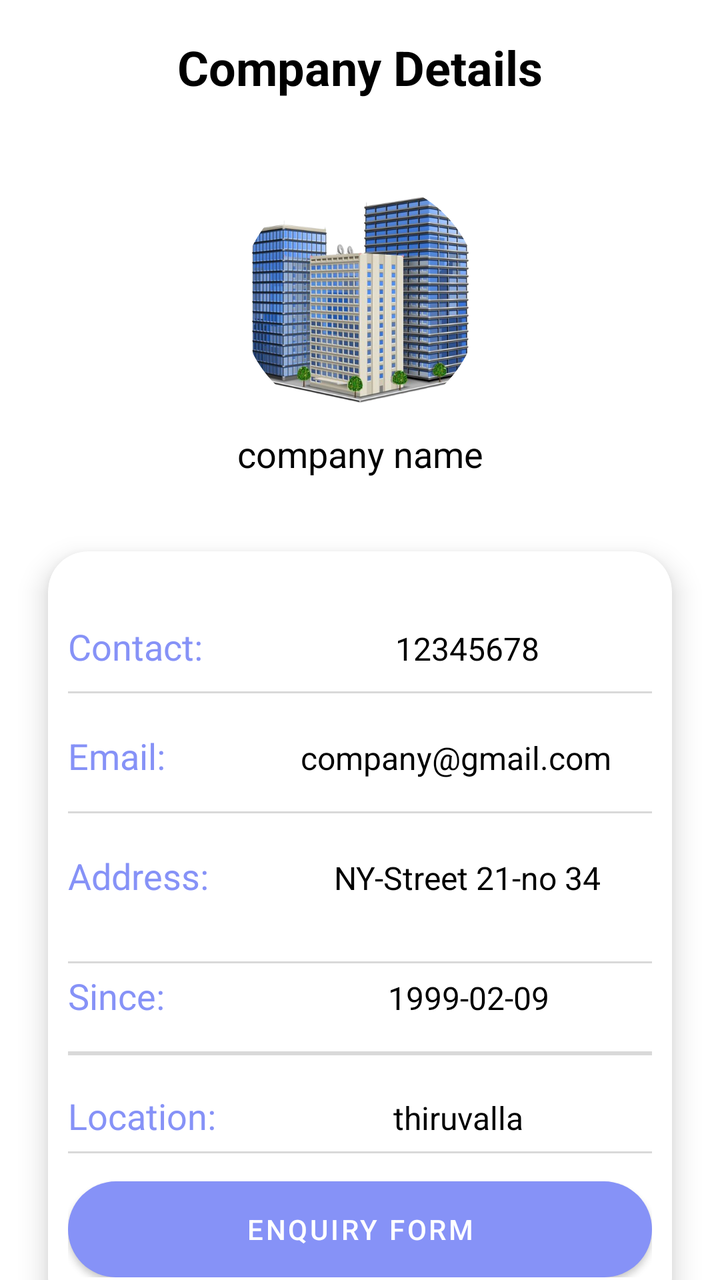
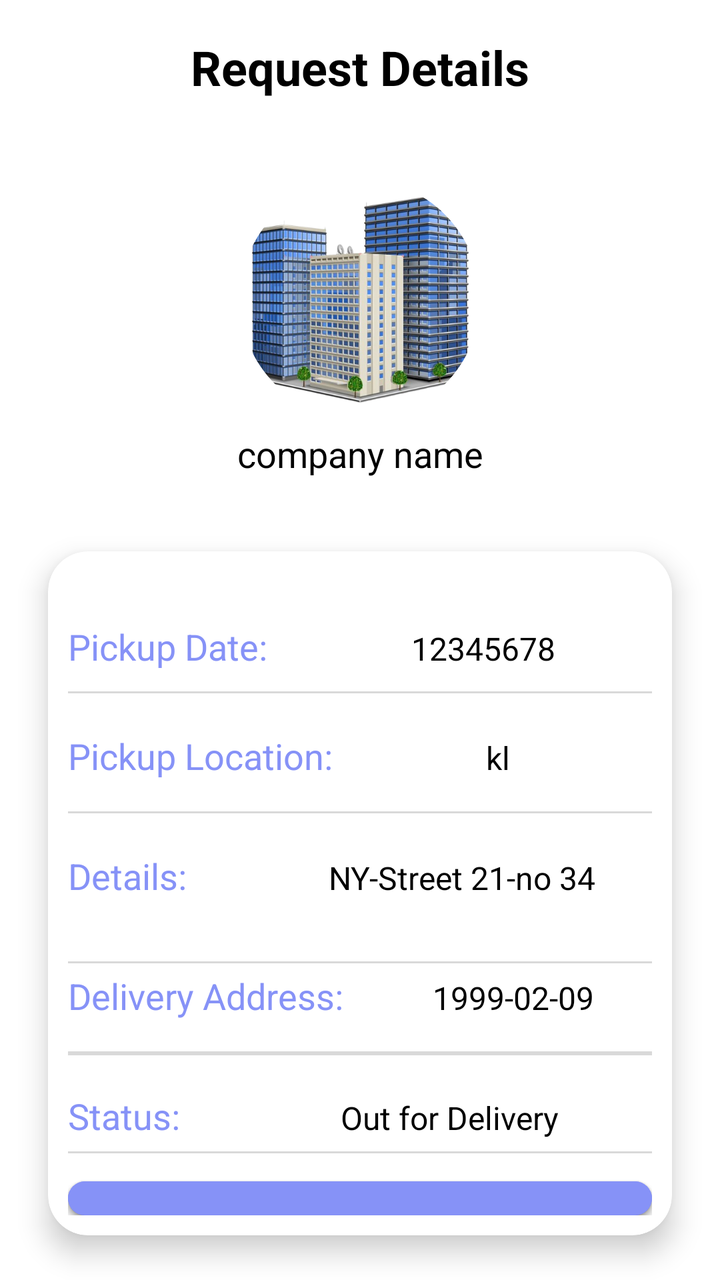

Screens rendered from an Android XML layout before and after an edit, with the pre-edit source and the edit as a unified diff.
<!-- AndroidManifest.xml: application theme Base.Theme.GoBetween -->
<!-- res/layout/activity_request_details.xml -->
<?xml version="1.0" encoding="utf-8"?>
<LinearLayout
    xmlns:android="http://schemas.android.com/apk/res/android"
    xmlns:app="http://schemas.android.com/apk/res-auto"
    xmlns:tools="http://schemas.android.com/tools"
    android:layout_width="match_parent"
    android:layout_height="match_parent"
    android:orientation="vertical"
    tools:context=".CompanyDetails">
    <ImageView
        android:id="@+id/arrow"
        android:layout_width="35dp"
        android:layout_height="47dp"
        android:layout_gravity="start|center_vertical|center"
        android:layout_marginTop="15dp"
        android:src="@drawable/baseline_arrow_back_24" />

    <TextView
        android:layout_width="wrap_content"
        android:layout_height="wrap_content"
        android:id="@+id/detailName"
        android:text="Company Details"
        android:layout_marginTop="-45dp"
        android:textSize="24sp"
        android:textStyle="bold"
        android:layout_gravity="center"/>



    <com.google.android.material.imageview.ShapeableImageView
        android:id="@+id/logo"
        android:layout_width="120dp"
        android:layout_height="120dp"
        android:layout_gravity="center"
        android:layout_marginTop="40dp"
        android:scaleType="centerCrop"
        app:shapeAppearanceOverlay="@style/circle"
        android:src="@drawable/company" />

    <TextView
        android:id="@+id/companyname"
        android:layout_width="match_parent"
        android:layout_height="51dp"
        android:layout_marginTop="5dp"
        android:text="company name"
        android:textAlignment="center"
        android:textSize="18dp" />

    <androidx.cardview.widget.CardView
        android:id="@+id/linearLayout3"
        android:layout_width="match_parent"
        android:layout_height="383dp"
        android:layout_marginStart="24dp"
        android:layout_marginTop="10dp"
        android:layout_marginEnd="24dp"
        app:cardCornerRadius="20dp"
        app:cardElevation="8dp"
        android:layout_marginBottom="10dp"
        android:background="@drawable/white_background"
        android:elevation="3dp"
        android:orientation="vertical"
        app:layout_constraintBottom_toBottomOf="parent"
        app:layout_constraintEnd_toEndOf="parent"
        app:layout_constraintHorizontal_bias="1.0"
        app:layout_constraintStart_toStartOf="parent"
        app:layout_constraintTop_toBottomOf="@id/constraintLayout"
        app:layout_constraintVertical_bias="0.279"
        tools:layout_constraintStart_toEndOf="parent">

        <LinearLayout
            android:layout_width="match_parent"
            android:layout_height="wrap_content"
            android:layout_margin="10dp"
            android:layout_marginStart="10dp"
            android:layout_marginTop="24dp"
            android:layout_marginEnd="10dp"
            android:layout_marginBottom="10dp"
            android:orientation="horizontal"
            android:paddingTop="30dp">

            <TextView
                android:id="@+id/textView20"
                android:layout_width="wrap_content"
                android:layout_height="wrap_content"
                android:layout_weight="1"
                android:layout_marginTop="-5dp"
                android:text="Contact:"
                android:textColor="@color/lavender"
                android:textSize="18sp" />

            <TextView
                android:id="@+id/contact"
                android:layout_width="144dp"
                android:layout_height="wrap_content"
                android:layout_weight="1"
                android:layout_marginTop="-5dp"
                android:text="12345678"
                android:textAlignment="center"
                android:textSize="16sp" />

        </LinearLayout>

        <View
            android:id="@+id/view1"
            android:layout_width="match_parent"
            android:layout_height="1dp"
            android:layout_marginStart="10dp"
            android:layout_marginTop="70dp"
            android:layout_marginEnd="10dp"
            android:layout_marginBottom="6dp"
            android:background="#D9D9D9" />

        <LinearLayout
            android:layout_width="match_parent"
            android:layout_height="wrap_content"
            android:layout_margin="10dp"
            android:orientation="horizontal">

            <TextView
                android:id="@+id/textView31"
                android:layout_width="wrap_content"
                android:layout_height="wrap_content"
                android:layout_weight="1"
                android:layout_marginTop="80dp"
                android:text="Email:"
                android:textColor="@color/lavender"
                android:textSize="18sp" />

            <TextView
                android:id="@+id/email"
                android:layout_width="148dp"
                android:layout_height="wrap_content"
                android:layout_weight="1"
                android:layout_marginTop="80dp"
                android:text="company@gmail.com"
                android:textAlignment="center"
                android:textSize="16sp" />

        </LinearLayout>

        <View
            android:id="@+id/view5"
            android:layout_width="match_parent"
            android:layout_height="1dp"
            android:layout_marginStart="10dp"
            android:layout_marginTop="130dp"
            android:layout_marginEnd="10dp"
            android:layout_marginBottom="6dp"
            android:background="#D9D9D9" />

        <LinearLayout
            android:layout_width="match_parent"
            android:layout_height="wrap_content"
            android:layout_margin="10dp"
            android:orientation="horizontal">

            <TextView
                android:id="@+id/textView22"
                android:layout_width="wrap_content"
                android:layout_height="wrap_content"
                android:layout_weight="1"
                android:layout_marginTop="140dp"
                android:text="Address:"
                android:textColor="@color/lavender"
                android:textSize="18sp" />

            <TextView
                android:id="@+id/address"
                android:layout_width="148dp"
                android:layout_height="wrap_content"
                android:layout_weight="1"
                android:layout_marginTop="140dp"
                android:layout_marginBottom="5dp"
                android:text="NY-Street 21-no 34"
                android:textAlignment="center"
                android:textSize="16sp" />

        </LinearLayout>

        <View
            android:id="@+id/view2"
            android:layout_width="match_parent"
            android:layout_height="1dp"
            android:layout_marginStart="10dp"
            android:layout_marginTop="205dp"
            android:layout_marginEnd="10dp"
            android:layout_marginBottom="6dp"
            android:background="#D9D9D9" />

        <LinearLayout
            android:layout_width="match_parent"
            android:layout_height="wrap_content"
            android:layout_margin="10dp"
            android:orientation="horizontal">

            <TextView
                android:id="@+id/textView24"
                android:layout_width="wrap_content"
                android:layout_height="wrap_content"
                android:layout_weight="1"
                android:layout_marginTop="200dp"
                android:text="Since:"
                android:textColor="@color/lavender"
                android:textSize="18sp" />

            <TextView
                android:id="@+id/since"
                android:layout_width="122dp"
                android:layout_height="wrap_content"
                android:layout_weight="1"
                android:layout_marginTop="200dp"
                android:text="1999-02-09"
                android:textAlignment="center"
                android:textSize="16sp" />

        </LinearLayout>

        <View
            android:id="@+id/view3"
            android:layout_width="match_parent"
            android:layout_height="2dp"
            android:layout_marginStart="10dp"
            android:layout_marginTop="250dp"
            android:layout_marginEnd="10dp"
            android:layout_marginBottom="6dp"
            android:background="#D9D9D9" />

        <LinearLayout
            android:layout_width="match_parent"
            android:layout_height="wrap_content"
            android:layout_margin="10dp"
            android:orientation="horizontal">

            <TextView
                android:id="@+id/textView26"
                android:layout_width="wrap_content"
                android:layout_height="wrap_content"
                android:layout_weight="1"
                android:layout_marginTop="260dp"
                android:text="Location:"
                android:textColor="@color/lavender"
                android:textSize="18sp" />

            <TextView
                android:id="@+id/location"
                android:layout_width="169dp"
                android:layout_height="wrap_content"
                android:layout_weight="1"
                android:layout_marginTop="260dp"
                android:text="thiruvalla"
                android:textAlignment="center"
                android:textSize="16sp" />

        </LinearLayout>

        <View
            android:id="@+id/view4"
            android:layout_width="match_parent"
            android:layout_height="1dp"
            android:layout_marginStart="10dp"
            android:layout_marginTop="300dp"
            android:layout_marginEnd="10dp"
            android:layout_marginBottom="6dp"
            android:background="#D9D9D9" />

        <View
            android:id="@+id/view6"
            android:layout_width="match_parent"
            android:layout_height="1dp"
            android:layout_marginStart="10dp"
            android:layout_marginTop= "375dp"
            android:layout_marginEnd="10dp"
            android:layout_marginBottom="6dp"
            android:background="#D9D9D9" />
        <LinearLayout
            android:layout_width="match_parent"
            android:layout_height="wrap_content"
            android:layout_margin="10dp">
            <Button
                android:id="@+id/b1"
                android:layout_width="match_parent"
                android:layout_height="wrap_content"
                android:layout_marginTop="305dp"
                android:background="@drawable/background_button1"
                android:text="Enquiry Form" />
        </LinearLayout>
    </androidx.cardview.widget.CardView>
</LinearLayout>
<!-- resources referenced by this layout -->
<resources>
  <color name="lavender">#8692f7</color>
  <!-- drawable background_button1 (drawable) -->
  <?xml version="1.0" encoding="utf-8"?>
  <selector
      xmlns:android="http://schemas.android.com/apk/res/android">
  <item>
      <shape android:shape="rectangle"
          android:layout_width="match_parent"
          android:layout_height="50dp">
          <solid android:color="@color/green"/>
          <corners android:radius="50dp"/>
      </shape>
  </item>
  </selector>
  <!-- drawable baseline_arrow_back_24 (drawable) -->
  <vector android:autoMirrored="true" android:height="24dp"
      android:viewportHeight="24"
      android:viewportWidth="24" android:width="24dp" xmlns:android="http://schemas.android.com/apk/res/android">
      <path android:fillColor="@color/white" android:pathData="M20,11H7.83l5.59,-5.59L12,4l-8,8 8,8 1.41,-1.41L7.83,13H20v-2z"/>
  </vector>
  <!-- drawable company: png bitmap (drawable, 387835 bytes) -->
  <!-- drawable white_background (drawable) -->
  <?xml version="1.0" encoding="utf-8"?>
  <selector xmlns:android="http://schemas.android.com/apk/res/android">
  <item>
      <shape android:shape="rectangle">
          <solid android:color="@color/white"/>
          <corners android:radius="26dp"/>
      </shape>
  </item>
  </selector>
  <style name="circle">
          <item name="cornerSize">50%</item>
      </style>
  <style name="Base.Theme.GoBetween" parent="Theme.MaterialComponents.DayNight.NoActionBar">
          
          
  
      <item name="colorPrimary">@color/lavender</item>
      <item name="colorPrimaryVariant">@color/lavender</item>
      <item name="colorOnPrimary">@color/white</item>
  
      <item name="colorSecondary">@color/teal_200</item>
      <item name="colorSecondaryVariant">@color/teal_700</item>
      <item name="colorOnSecondary">@color/black</item>
          <item name="android:textColor">@color/black</item>
  
      <item name="android:statusBarColor">@color/white</item>
      </style>
  <color name="green">#7FD620</color>
  <color name="white">#FFFFFFFF</color>
  <color name="teal_200">#FF03DAC5</color>
  <color name="teal_700">#FF018786</color>
  <color name="black">#FF000000</color>
</resources>

<!-- the commit's change to res/layout/activity_request_details.xml (unified diff, before → after) -->
@@ -19,7 +19,7 @@
         android:layout_width="wrap_content"
         android:layout_height="wrap_content"
         android:id="@+id/detailName"
-        android:text="Company Details"
+        android:text="Request Details"
         android:layout_marginTop="-45dp"
         android:textSize="24sp"
         android:textStyle="bold"
@@ -28,7 +28,7 @@
 
 
     <com.google.android.material.imageview.ShapeableImageView
-        android:id="@+id/logo"
+        android:id="@+id/companyImage"
         android:layout_width="120dp"
         android:layout_height="120dp"
         android:layout_gravity="center"
@@ -38,7 +38,7 @@
         android:src="@drawable/company" />
 
     <TextView
-        android:id="@+id/companyname"
+        android:id="@+id/companyName"
         android:layout_width="match_parent"
         android:layout_height="51dp"
         android:layout_marginTop="5dp"
@@ -49,16 +49,16 @@
     <androidx.cardview.widget.CardView
         android:id="@+id/linearLayout3"
         android:layout_width="match_parent"
-        android:layout_height="383dp"
+        android:layout_height="wrap_content"
         android:layout_marginStart="24dp"
         android:layout_marginTop="10dp"
         android:layout_marginEnd="24dp"
-        app:cardCornerRadius="20dp"
-        app:cardElevation="8dp"
         android:layout_marginBottom="10dp"
         android:background="@drawable/white_background"
         android:elevation="3dp"
         android:orientation="vertical"
+        app:cardCornerRadius="20dp"
+        app:cardElevation="8dp"
         app:layout_constraintBottom_toBottomOf="parent"
         app:layout_constraintEnd_toEndOf="parent"
         app:layout_constraintHorizontal_bias="1.0"
@@ -82,18 +82,18 @@
                 android:id="@+id/textView20"
                 android:layout_width="wrap_content"
                 android:layout_height="wrap_content"
-                android:layout_weight="1"
                 android:layout_marginTop="-5dp"
-                android:text="Contact:"
-                android:textColor="@color/lavender"
-                android:textSize="18sp" />
-
-            <TextView
-                android:id="@+id/contact"
+                android:layout_weight="1"
+                android:text="Pickup Date:"
+                android:textColor="@color/lavender"
+                android:textSize="18sp" />
+
+            <TextView
+                android:id="@+id/pickupDate"
                 android:layout_width="144dp"
                 android:layout_height="wrap_content"
-                android:layout_weight="1"
                 android:layout_marginTop="-5dp"
+                android:layout_weight="1"
                 android:text="12345678"
                 android:textAlignment="center"
                 android:textSize="16sp" />
@@ -120,19 +120,19 @@
                 android:id="@+id/textView31"
                 android:layout_width="wrap_content"
                 android:layout_height="wrap_content"
-                android:layout_weight="1"
                 android:layout_marginTop="80dp"
-                android:text="Email:"
-                android:textColor="@color/lavender"
-                android:textSize="18sp" />
-
-            <TextView
-                android:id="@+id/email"
+                android:layout_weight="1"
+                android:text="Pickup Location:"
+                android:textColor="@color/lavender"
+                android:textSize="18sp" />
+
+            <TextView
+                android:id="@+id/pickupLocation"
                 android:layout_width="148dp"
                 android:layout_height="wrap_content"
-                android:layout_weight="1"
                 android:layout_marginTop="80dp"
-                android:text="company@gmail.com"
+                android:layout_weight="1"
+                android:text="kl"
                 android:textAlignment="center"
                 android:textSize="16sp" />
 
@@ -158,19 +158,19 @@
                 android:id="@+id/textView22"
                 android:layout_width="wrap_content"
                 android:layout_height="wrap_content"
-                android:layout_weight="1"
                 android:layout_marginTop="140dp"
-                android:text="Address:"
-                android:textColor="@color/lavender"
-                android:textSize="18sp" />
-
-            <TextView
-                android:id="@+id/address"
+                android:layout_weight="1"
+                android:text="Details:"
+                android:textColor="@color/lavender"
+                android:textSize="18sp" />
+
+            <TextView
+                android:id="@+id/description"
                 android:layout_width="148dp"
                 android:layout_height="wrap_content"
-                android:layout_weight="1"
                 android:layout_marginTop="140dp"
                 android:layout_marginBottom="5dp"
+                android:layout_weight="1"
                 android:text="NY-Street 21-no 34"
                 android:textAlignment="center"
                 android:textSize="16sp" />
@@ -197,18 +197,18 @@
                 android:id="@+id/textView24"
                 android:layout_width="wrap_content"
                 android:layout_height="wrap_content"
-                android:layout_weight="1"
                 android:layout_marginTop="200dp"
-                android:text="Since:"
-                android:textColor="@color/lavender"
-                android:textSize="18sp" />
-
-            <TextView
-                android:id="@+id/since"
+                android:layout_weight="1"
+                android:text="Delivery Address:"
+                android:textColor="@color/lavender"
+                android:textSize="18sp" />
+
+            <TextView
+                android:id="@+id/deliveryAddress"
                 android:layout_width="122dp"
                 android:layout_height="wrap_content"
-                android:layout_weight="1"
                 android:layout_marginTop="200dp"
+                android:layout_weight="1"
                 android:text="1999-02-09"
                 android:textAlignment="center"
                 android:textSize="16sp" />
@@ -235,19 +235,19 @@
                 android:id="@+id/textView26"
                 android:layout_width="wrap_content"
                 android:layout_height="wrap_content"
-                android:layout_weight="1"
                 android:layout_marginTop="260dp"
-                android:text="Location:"
-                android:textColor="@color/lavender"
-                android:textSize="18sp" />
-
-            <TextView
-                android:id="@+id/location"
+                android:layout_weight="1"
+                android:text="Status:"
+                android:textColor="@color/lavender"
+                android:textSize="18sp" />
+
+            <TextView
+                android:id="@+id/status"
                 android:layout_width="169dp"
                 android:layout_height="wrap_content"
-                android:layout_weight="1"
                 android:layout_marginTop="260dp"
-                android:text="thiruvalla"
+                android:layout_weight="1"
+                android:text="Out for Delivery"
                 android:textAlignment="center"
                 android:textSize="16sp" />
 
@@ -260,29 +260,38 @@
             android:layout_marginStart="10dp"
             android:layout_marginTop="300dp"
             android:layout_marginEnd="10dp"
-            android:layout_marginBottom="6dp"
-            android:background="#D9D9D9" />
-
-        <View
-            android:id="@+id/view6"
-            android:layout_width="match_parent"
-            android:layout_height="1dp"
-            android:layout_marginStart="10dp"
-            android:layout_marginTop= "375dp"
-            android:layout_marginEnd="10dp"
-            android:layout_marginBottom="6dp"
-            android:background="#D9D9D9" />
-        <LinearLayout
-            android:layout_width="match_parent"
-            android:layout_height="wrap_content"
-            android:layout_margin="10dp">
+            android:layout_marginBottom="20dp"
+            android:paddingBottom="10dp"
+            android:background="#D9D9D9" />
+
+        <LinearLayout
+            android:layout_width="match_parent"
+            android:layout_height="wrap_content"
+            android:layout_margin="10dp"
+            android:orientation="horizontal">
+
             <Button
-                android:id="@+id/b1"
+                android:id="@+id/buttonPay"
                 android:layout_width="match_parent"
                 android:layout_height="wrap_content"
                 android:layout_marginTop="305dp"
                 android:background="@drawable/background_button1"
-                android:text="Enquiry Form" />
+                android:text="Pay" />
+        </LinearLayout>
+
+        <LinearLayout
+            android:layout_width="match_parent"
+            android:layout_height="wrap_content"
+            android:layout_margin="10dp"
+            android:orientation="horizontal">
+
+            <Button
+                android:id="@+id/buttonTrack"
+                android:layout_width="match_parent"
+                android:layout_height="wrap_content"
+                android:layout_marginTop="305dp"
+                android:background="@drawable/background_button1"
+                android:text="Track" />
         </LinearLayout>
     </androidx.cardview.widget.CardView>
 </LinearLayout>
